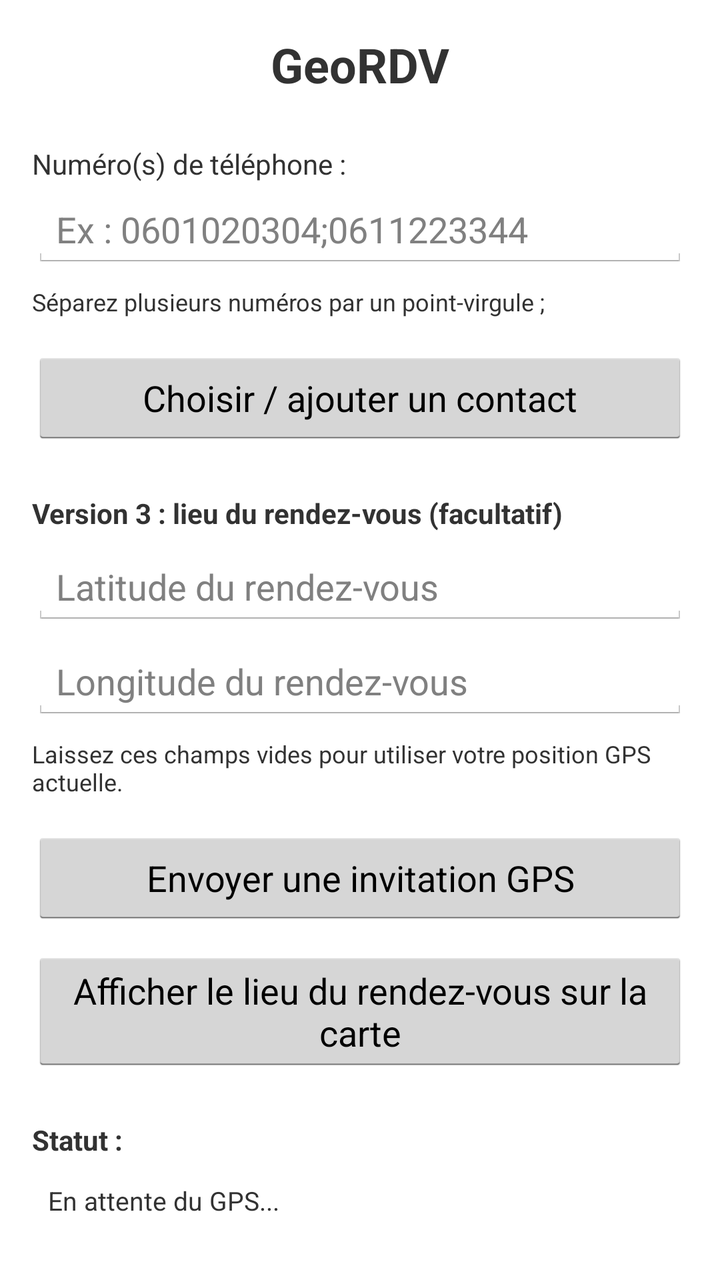
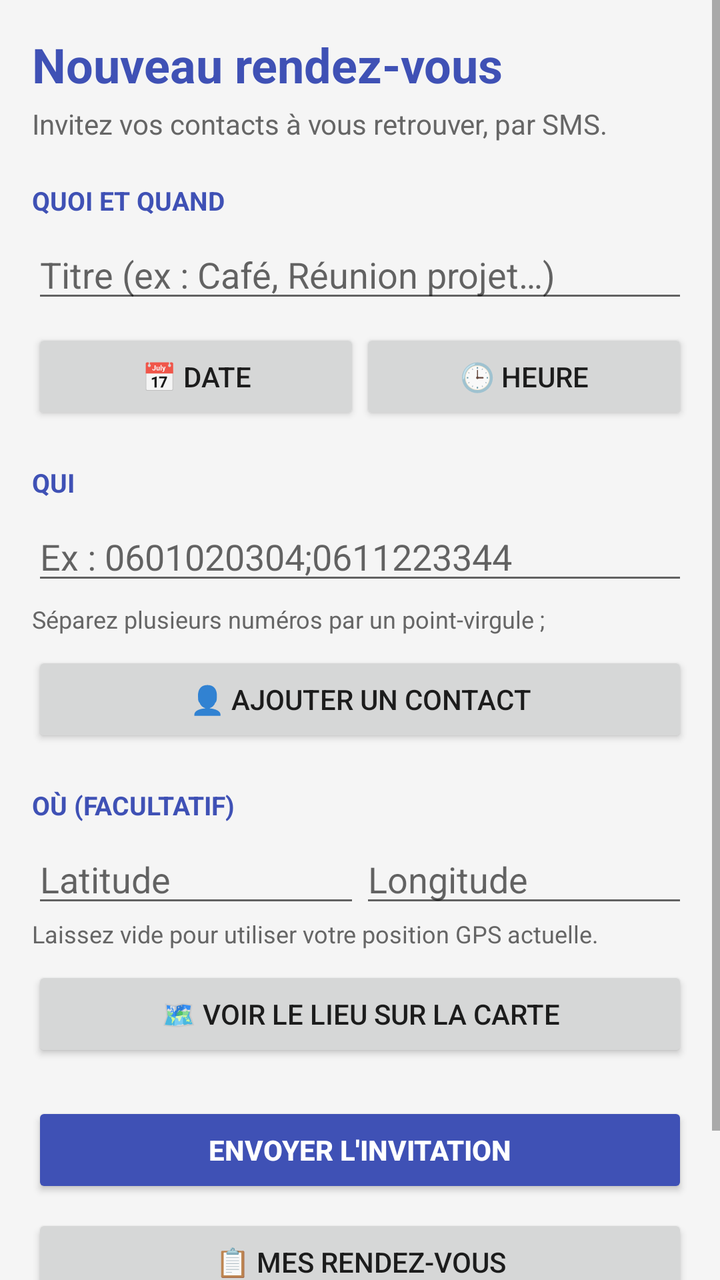

An Android layout rendered at two revisions. The XML below is the earlier revision; the diff shows what the commit changed to produce the second picture.
<!-- AndroidManifest.xml: application theme Theme.GeoRDV -->
<!-- res/layout/activity_main.xml -->
<?xml version="1.0" encoding="utf-8"?>
<ScrollView xmlns:android="http://schemas.android.com/apk/res/android"
    android:layout_width="match_parent"
    android:layout_height="match_parent">

    <LinearLayout
        android:layout_width="match_parent"
        android:layout_height="wrap_content"
        android:orientation="vertical"
        android:padding="16dp">

        <TextView
            android:layout_width="match_parent"
            android:layout_height="wrap_content"
            android:text="GeoRDV"
            android:textSize="24sp"
            android:textStyle="bold"
            android:gravity="center"
            android:layout_marginBottom="24dp" />

        <TextView
            android:layout_width="match_parent"
            android:layout_height="wrap_content"
            android:text="Numéro(s) de téléphone :"
            android:textSize="14sp"
            android:layout_marginBottom="4dp" />

        <EditText
            android:id="@+id/editNumero"
            android:layout_width="match_parent"
            android:layout_height="wrap_content"
            android:hint="Ex : 0601020304;0611223344"
            android:inputType="phone"
            android:layout_marginBottom="8dp" />

        <TextView
            android:layout_width="match_parent"
            android:layout_height="wrap_content"
            android:text="Séparez plusieurs numéros par un point-virgule ;"
            android:textSize="12sp"
            android:layout_marginBottom="16dp" />

        <Button
            android:layout_width="match_parent"
            android:layout_height="wrap_content"
            android:text="Choisir / ajouter un contact"
            android:onClick="choisirContact"
            android:layout_marginBottom="24dp" />

        <TextView
            android:layout_width="match_parent"
            android:layout_height="wrap_content"
            android:text="Version 3 : lieu du rendez-vous (facultatif)"
            android:textStyle="bold"
            android:layout_marginBottom="8dp" />

        <EditText
            android:id="@+id/editLatitude"
            android:layout_width="match_parent"
            android:layout_height="wrap_content"
            android:hint="Latitude du rendez-vous"
            android:inputType="numberDecimal|numberSigned"
            android:layout_marginBottom="8dp" />

        <EditText
            android:id="@+id/editLongitude"
            android:layout_width="match_parent"
            android:layout_height="wrap_content"
            android:hint="Longitude du rendez-vous"
            android:inputType="numberDecimal|numberSigned"
            android:layout_marginBottom="8dp" />

        <TextView
            android:layout_width="match_parent"
            android:layout_height="wrap_content"
            android:text="Laissez ces champs vides pour utiliser votre position GPS actuelle."
            android:textSize="12sp"
            android:layout_marginBottom="16dp" />

        <Button
            android:layout_width="match_parent"
            android:layout_height="wrap_content"
            android:text="Envoyer une invitation GPS"
            android:onClick="envoyerInvitation"
            android:layout_marginBottom="12dp" />

        <Button
            android:layout_width="match_parent"
            android:layout_height="wrap_content"
            android:text="Afficher le lieu du rendez-vous sur la carte"
            android:onClick="afficherPositionSurCarte"
            android:layout_marginBottom="24dp" />

        <TextView
            android:layout_width="match_parent"
            android:layout_height="wrap_content"
            android:text="Statut :"
            android:textStyle="bold"
            android:layout_marginBottom="4dp" />

        <TextView
            android:id="@+id/textStatut"
            android:layout_width="match_parent"
            android:layout_height="wrap_content"
            android:text="En attente du GPS..."
            android:textSize="13sp"
            android:padding="8dp" />

    </LinearLayout>
</ScrollView>
<!-- resources referenced by this layout -->
<resources>
  <style name="Theme.GeoRDV" parent="android:Theme.Holo.Light">
      </style>
</resources>

<!-- the commit's change to res/layout/activity_main.xml (unified diff, before → after) -->
@@ -1,7 +1,8 @@
 <?xml version="1.0" encoding="utf-8"?>
 <ScrollView xmlns:android="http://schemas.android.com/apk/res/android"
     android:layout_width="match_parent"
-    android:layout_height="match_parent">
+    android:layout_height="match_parent"
+    android:background="@color/fond_clair">
 
     <LinearLayout
         android:layout_width="match_parent"
@@ -12,18 +13,60 @@
         <TextView
             android:layout_width="match_parent"
             android:layout_height="wrap_content"
-            android:text="GeoRDV"
+            android:text="Nouveau rendez-vous"
             android:textSize="24sp"
             android:textStyle="bold"
-            android:gravity="center"
-            android:layout_marginBottom="24dp" />
+            android:textColor="@color/bleu_principal"
+            android:layout_marginBottom="4dp" />
 
         <TextView
             android:layout_width="match_parent"
             android:layout_height="wrap_content"
-            android:text="Numéro(s) de téléphone :"
-            android:textSize="14sp"
-            android:layout_marginBottom="4dp" />
+            android:text="Invitez vos contacts à vous retrouver, par SMS."
+            android:textColor="@color/gris_texte"
+            android:layout_marginBottom="20dp" />
+
+        
+        <TextView
+            style="@style/Titre.Section"
+            android:text="Quoi et quand" />
+
+        <EditText
+            android:id="@+id/editTitre"
+            android:layout_width="match_parent"
+            android:layout_height="wrap_content"
+            android:hint="Titre (ex : Café, Réunion projet…)"
+            android:inputType="textCapSentences"
+            android:maxLength="60"
+            android:layout_marginBottom="8dp" />
+
+        <LinearLayout
+            android:layout_width="match_parent"
+            android:layout_height="wrap_content"
+            android:orientation="horizontal"
+            android:layout_marginBottom="20dp">
+
+            <Button
+                android:id="@+id/boutonDate"
+                android:layout_width="0dp"
+                android:layout_height="wrap_content"
+                android:layout_weight="1"
+                android:text="📅 Date"
+                android:onClick="choisirDate" />
+
+            <Button
+                android:id="@+id/boutonHeure"
+                android:layout_width="0dp"
+                android:layout_height="wrap_content"
+                android:layout_weight="1"
+                android:text="🕒 Heure"
+                android:onClick="choisirHeure" />
+        </LinearLayout>
+
+        
+        <TextView
+            style="@style/Titre.Section"
+            android:text="Qui" />
 
         <EditText
             android:id="@+id/editNumero"
@@ -31,72 +74,82 @@
             android:layout_height="wrap_content"
             android:hint="Ex : 0601020304;0611223344"
             android:inputType="phone"
-            android:layout_marginBottom="8dp" />
+            android:layout_marginBottom="4dp" />
 
         <TextView
             android:layout_width="match_parent"
             android:layout_height="wrap_content"
             android:text="Séparez plusieurs numéros par un point-virgule ;"
             android:textSize="12sp"
-            android:layout_marginBottom="16dp" />
+            android:textColor="@color/gris_texte"
+            android:layout_marginBottom="8dp" />
 
         <Button
             android:layout_width="match_parent"
             android:layout_height="wrap_content"
-            android:text="Choisir / ajouter un contact"
+            android:text="👤 Ajouter un contact"
             android:onClick="choisirContact"
-            android:layout_marginBottom="24dp" />
+            android:layout_marginBottom="20dp" />
+
+        
+        <TextView
+            style="@style/Titre.Section"
+            android:text="Où (facultatif)" />
+
+        <LinearLayout
+            android:layout_width="match_parent"
+            android:layout_height="wrap_content"
+            android:orientation="horizontal">
+
+            <EditText
+                android:id="@+id/editLatitude"
+                android:layout_width="0dp"
+                android:layout_height="wrap_content"
+                android:layout_weight="1"
+                android:hint="Latitude"
+                android:inputType="numberDecimal|numberSigned" />
+
+            <EditText
+                android:id="@+id/editLongitude"
+                android:layout_width="0dp"
+                android:layout_height="wrap_content"
+                android:layout_weight="1"
+                android:hint="Longitude"
+                android:inputType="numberDecimal|numberSigned" />
+        </LinearLayout>
 
         <TextView
             android:layout_width="match_parent"
             android:layout_height="wrap_content"
-            android:text="Version 3 : lieu du rendez-vous (facultatif)"
-            android:textStyle="bold"
+            android:text="Laissez vide pour utiliser votre position GPS actuelle."
+            android:textSize="12sp"
+            android:textColor="@color/gris_texte"
             android:layout_marginBottom="8dp" />
-
-        <EditText
-            android:id="@+id/editLatitude"
-            android:layout_width="match_parent"
-            android:layout_height="wrap_content"
-            android:hint="Latitude du rendez-vous"
-            android:inputType="numberDecimal|numberSigned"
-            android:layout_marginBottom="8dp" />
-
-        <EditText
-            android:id="@+id/editLongitude"
-            android:layout_width="match_parent"
-            android:layout_height="wrap_content"
-            android:hint="Longitude du rendez-vous"
-            android:inputType="numberDecimal|numberSigned"
-            android:layout_marginBottom="8dp" />
-
-        <TextView
-            android:layout_width="match_parent"
-            android:layout_height="wrap_content"
-            android:text="Laissez ces champs vides pour utiliser votre position GPS actuelle."
-            android:textSize="12sp"
-            android:layout_marginBottom="16dp" />
 
         <Button
             android:layout_width="match_parent"
             android:layout_height="wrap_content"
-            android:text="Envoyer une invitation GPS"
+            android:text="🗺 Voir le lieu sur la carte"
+            android:onClick="afficherPositionSurCarte"
+            android:layout_marginBottom="20dp" />
+
+        
+        <Button
+            android:layout_width="match_parent"
+            android:layout_height="wrap_content"
+            android:text="Envoyer l'invitation"
+            android:textStyle="bold"
+            android:textColor="@android:color/white"
+            android:backgroundTint="@color/bleu_principal"
             android:onClick="envoyerInvitation"
-            android:layout_marginBottom="12dp" />
+            android:layout_marginBottom="8dp" />
 
         <Button
             android:layout_width="match_parent"
             android:layout_height="wrap_content"
-            android:text="Afficher le lieu du rendez-vous sur la carte"
-            android:onClick="afficherPositionSurCarte"
-            android:layout_marginBottom="24dp" />
-
-        <TextView
-            android:layout_width="match_parent"
-            android:layout_height="wrap_content"
-            android:text="Statut :"
-            android:textStyle="bold"
-            android:layout_marginBottom="4dp" />
+            android:text="📋 Mes rendez-vous"
+            android:onClick="ouvrirHistorique"
+            android:layout_marginBottom="20dp" />
 
         <TextView
             android:id="@+id/textStatut"
@@ -104,6 +157,7 @@
             android:layout_height="wrap_content"
             android:text="En attente du GPS..."
             android:textSize="13sp"
+            android:textColor="@color/gris_texte"
             android:padding="8dp" />
 
     </LinearLayout>
<!-- resource entries referenced after the edit -->
@@ -1,6 +1,22 @@
 <!-- resources referenced by this layout -->
 <resources>
-  <style name="Theme.GeoRDV" parent="android:Theme.Holo.Light">
+  <color name="bleu_principal">#3F51B5</color>
+  <color name="fond_clair">#F5F5F5</color>
+  <color name="gris_texte">#666666</color>
+  <style name="Titre.Section">
+          <item name="android:layout_width">match_parent</item>
+          <item name="android:layout_height">wrap_content</item>
+          <item name="android:textSize">13sp</item>
+          <item name="android:textStyle">bold</item>
+          <item name="android:textAllCaps">true</item>
+          <item name="android:textColor">@color/bleu_principal</item>
+          <item name="android:layout_marginBottom">6dp</item>
       </style>
+  <style name="Theme.GeoRDV" parent="android:Theme.Material.Light.DarkActionBar">
+          <item name="android:colorPrimary">@color/bleu_principal</item>
+          <item name="android:colorPrimaryDark">@color/bleu_fonce</item>
+          <item name="android:colorAccent">@color/bleu_principal</item>
+      </style>
+  <color name="bleu_fonce">#303F9F</color>
 </resources>
 
